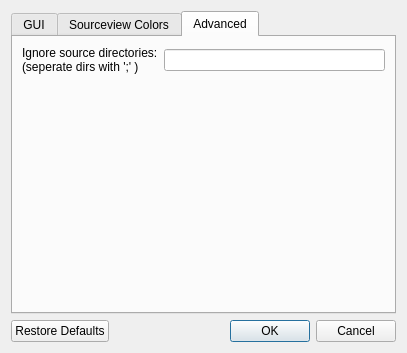
Above: src/settingsdialog.ui from jhn98032/gede before the change. Below: the same form after it.
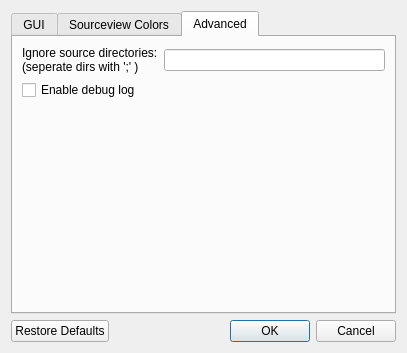
That is the form after the change. The open tabs and pages were chosen to show the change. Custom widgets are drawn as their Qt base class.

Commit message: Added option for enabling debug log.

The edit to the form file:
```diff
--- a/src/settingsdialog.ui
+++ b/src/settingsdialog.ui
@@ -398,6 +398,13 @@
          </item>
         </layout>
        </item>
+       <item>
+        <widget class="QCheckBox" name="checkBox_enableDebugLog">
+         <property name="text">
+          <string>Enable debug log</string>
+         </property>
+        </widget>
+       </item>
        <item>
         <spacer name="verticalSpacer_2">
          <property name="orientation">
```
The commit also changes 7 other files.
